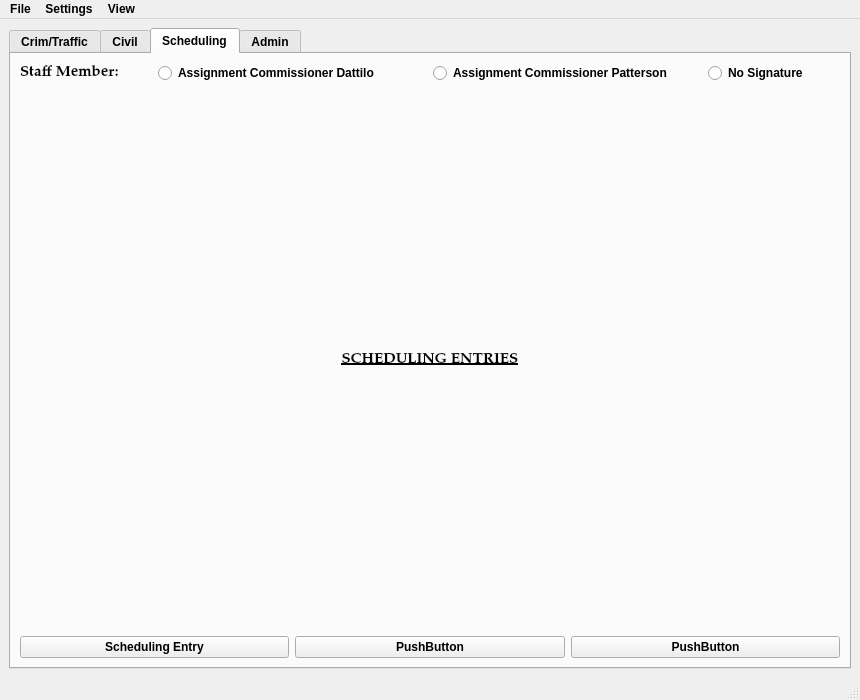
First picture: the form in package/views/ui/MainWindow.ui, repository HunterProgram22/MuniEntry, before the edit.
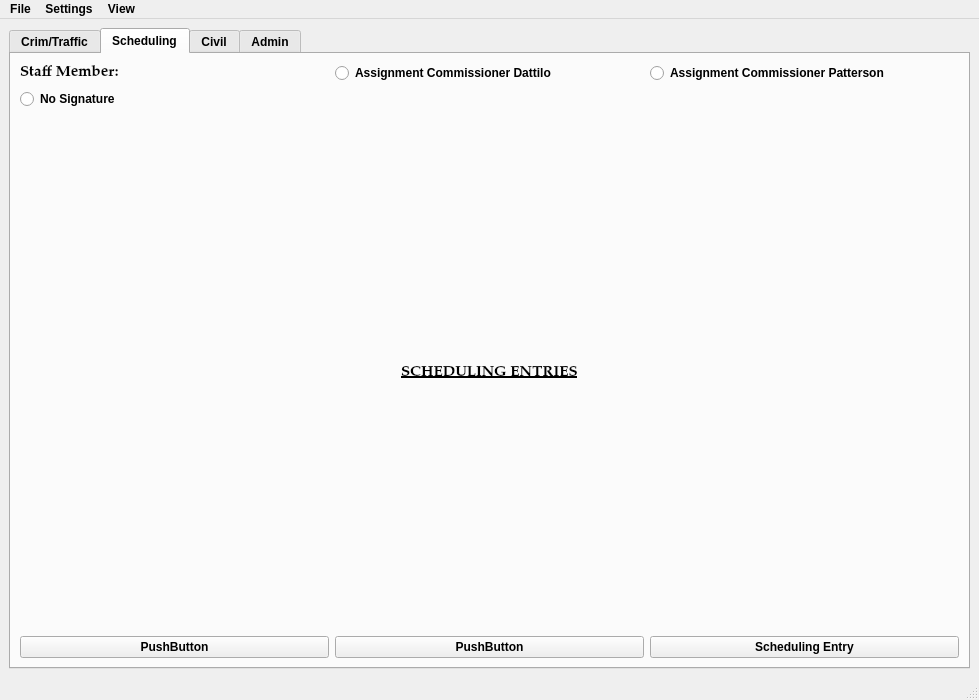
Second picture: the form after the edit.

Commit message: Scheduling fields updating.

Patch:
```diff
--- a/package/views/ui/MainWindow.ui
+++ b/package/views/ui/MainWindow.ui
@@ -6,7 +6,7 @@
    <rect>
     <x>0</x>
     <y>0</y>
-    <width>860</width>
+    <width>979</width>
     <height>700</height>
    </rect>
   </property>
@@ -35,7 +35,7 @@
 font-weight: bold;</string>
   </property>
   <widget class="QWidget" name="centralwidget">
-   <layout class="QGridLayout" name="gridLayout" rowstretch="0">
+   <layout class="QGridLayout" name="gridLayout_5">
     <item row="0" column="0">
      <widget class="QTabWidget" name="tabWidget">
       <property name="currentIndex">
@@ -453,6 +453,91 @@
         </item>
        </layout>
       </widget>
+      <widget class="QWidget" name="schedulingTab">
+       <attribute name="title">
+        <string>Scheduling</string>
+       </attribute>
+       <layout class="QGridLayout" name="gridLayout">
+        <item row="4" column="2">
+         <widget class="QPushButton" name="schedulingEntryButton">
+          <property name="text">
+           <string>Scheduling Entry</string>
+          </property>
+         </widget>
+        </item>
+        <item row="4" column="0">
+         <widget class="QPushButton" name="pushButton_12">
+          <property name="text">
+           <string>PushButton</string>
+          </property>
+         </widget>
+        </item>
+        <item row="0" column="1">
+         <widget class="QRadioButton" name="ac_dattilo_radioButton">
+          <property name="text">
+           <string>Assignment Commissioner Dattilo</string>
+          </property>
+         </widget>
+        </item>
+        <item row="1" column="0">
+         <widget class="QRadioButton" name="radioButton_13">
+          <property name="text">
+           <string>No Signature</string>
+          </property>
+         </widget>
+        </item>
+        <item row="0" column="0">
+         <widget class="QLabel" name="label_15">
+          <property name="font">
+           <font>
+            <family>Palatino Linotype</family>
+            <pointsize>11</pointsize>
+            <weight>75</weight>
+            <italic>false</italic>
+            <bold>true</bold>
+           </font>
+          </property>
+          <property name="text">
+           <string>Staff Member:</string>
+          </property>
+         </widget>
+        </item>
+        <item row="4" column="1">
+         <widget class="QPushButton" name="pushButton_13">
+          <property name="text">
+           <string>PushButton</string>
+          </property>
+         </widget>
+        </item>
+        <item row="3" column="0" colspan="3">
+         <widget class="QLabel" name="label_16">
+          <property name="font">
+           <font>
+            <family>Palatino Linotype</family>
+            <pointsize>11</pointsize>
+            <weight>75</weight>
+            <italic>false</italic>
+            <bold>true</bold>
+            <underline>true</underline>
+           </font>
+          </property>
+          <property name="text">
+           <string>SCHEDULING ENTRIES</string>
+          </property>
+          <property name="alignment">
+           <set>Qt::AlignCenter</set>
+          </property>
+         </widget>
+        </item>
+        <item row="0" column="2">
+         <widget class="QRadioButton" name="ac_patterson_radioButton">
+          <property name="text">
+           <string>Assignment Commissioner Patterson</string>
+          </property>
+         </widget>
+        </item>
+       </layout>
+      </widget>
       <widget class="QWidget" name="civilTab">
        <attribute name="title">
         <string>Civil</string>
@@ -555,95 +640,6 @@
         </item>
        </layout>
       </widget>
-      <widget class="QWidget" name="schedulingTab">
-       <attribute name="title">
-        <string>Scheduling</string>
-       </attribute>
-       <layout class="QGridLayout" name="gridLayout_5">
-        <item row="0" column="0">
-         <layout class="QGridLayout" name="gridLayout_8">
-          <item row="0" column="0">
-           <widget class="QLabel" name="label_15">
-            <property name="font">
-             <font>
-              <family>Palatino Linotype</family>
-              <pointsize>11</pointsize>
-              <weight>75</weight>
-              <italic>false</italic>
-              <bold>true</bold>
-             </font>
-            </property>
-            <property name="text">
-             <string>Staff Member:</string>
-            </property>
-           </widget>
-          </item>
-          <item row="0" column="1" colspan="2">
-           <widget class="QRadioButton" name="ac_dattilo_radioButton">
-            <property name="text">
-             <string>Assignment Commissioner Dattilo</string>
-            </property>
-           </widget>
-          </item>
-          <item row="0" column="3" colspan="2">
-           <widget class="QRadioButton" name="ac_patterson_radioButton">
-            <property name="text">
-             <string>Assignment Commissioner Patterson</string>
-            </property>
-           </widget>
-          </item>
-          <item row="0" column="5">
-           <widget class="QRadioButton" name="radioButton_13">
-            <property name="text">
-             <string>No Signature</string>
-            </property>
-           </widget>
-          </item>
-          <item row="1" column="2" colspan="2">
-           <widget class="QLabel" name="label_16">
-            <property name="font">
-             <font>
-              <family>Palatino Linotype</family>
-              <pointsize>11</pointsize>
-              <weight>75</weight>
-              <italic>false</italic>
-              <bold>true</bold>
-              <underline>true</underline>
-             </font>
-            </property>
-            <property name="text">
-             <string>SCHEDULING ENTRIES</string>
-            </property>
-            <property name="alignment">
-             <set>Qt::AlignCenter</set>
-            </property>
-           </widget>
-          </item>
-          <item row="2" column="0" colspan="2">
-           <widget class="QPushButton" name="schedulingEntryButton">
-            <property name="text">
-             <string>Scheduling Entry</string>
-            </property>
-           </widget>
-          </item>
-          <item row="2" column="2" colspan="2">
-           <widget class="QPushButton" name="pushButton_13">
-            <property name="text">
-             <string>PushButton</string>
-            </property>
-           </widget>
-          </item>
-          <item row="2" column="4" colspan="2">
-           <widget class="QPushButton" name="pushButton_12">
-            <property name="text">
-             <string>PushButton</string>
-            </property>
-           </widget>
-          </item>
-         </layout>
-        </item>
-       </layout>
-      </widget>
       <widget class="QWidget" name="adminTab">
        <attribute name="title">
         <string>Admin</string>
@@ -787,7 +783,7 @@
     <rect>
      <x>0</x>
      <y>0</y>
-     <width>860</width>
+     <width>979</width>
      <height>27</height>
     </rect>
    </property>
```
Left out of the diff: 4 changed lines with no effect on the pictures. The commit also changes 5 other files.
